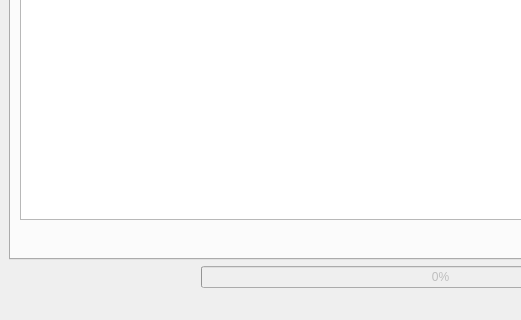
Old version of the form qencoder/mainwindow.ui in the repository natis1/qencoder; both pictures show x 0 to 521 and y 305 to 625 of the 815 by 625 pixel window.
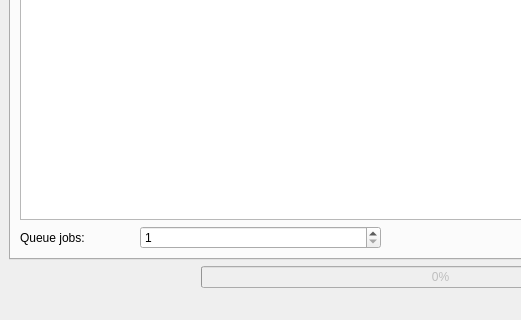
New version of the form. The open tabs and pages were chosen to show the change.

Commit message: Queue jobs. Bringing qencoder to version 2.0rc1

The edit to the form file:
```diff
--- a/qencoder/mainwindow.ui
+++ b/qencoder/mainwindow.ui
@@ -1472,6 +1472,29 @@
         <item row="1" column="0" colspan="8">
          <widget class="QListWidget" name="listWidget"/>
         </item>
+        <item row="2" column="2">
+         <widget class="QSpinBox" name="spinBox_qjobs">
+          <property name="statusTip">
+           <string>Number of items from the queue to encode simultaneously.</string>
+          </property>
+          <property name="minimum">
+           <number>1</number>
+          </property>
+          <property name="maximum">
+           <number>128</number>
+          </property>
+         </widget>
+        </item>
+        <item row="2" column="0">
+         <widget class="QLabel" name="label_qjobs">
+          <property name="statusTip">
+           <string>Number of items from the queue to encode simultaneously.</string>
+          </property>
+          <property name="text">
+           <string>Queue jobs:</string>
+          </property>
+         </widget>
+        </item>
        </layout>
       </widget>
      </widget>
```
The commit also changes 2 other files.
